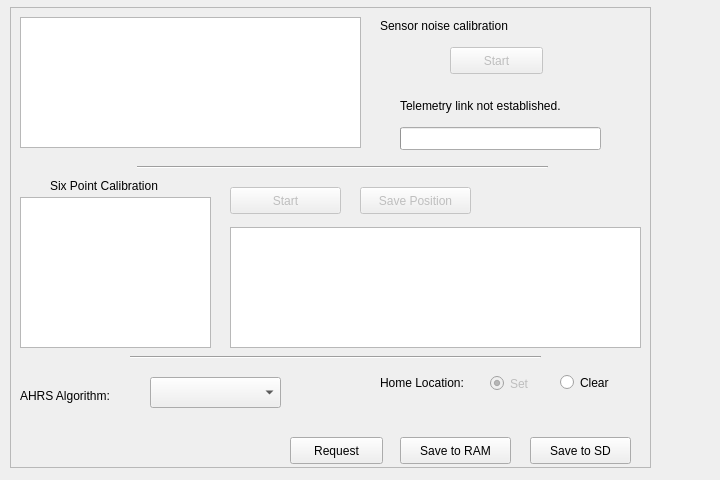
Qt form ground/src/plugins/config/ahrs.ui (openpilot/OpenPilot) before a commit.
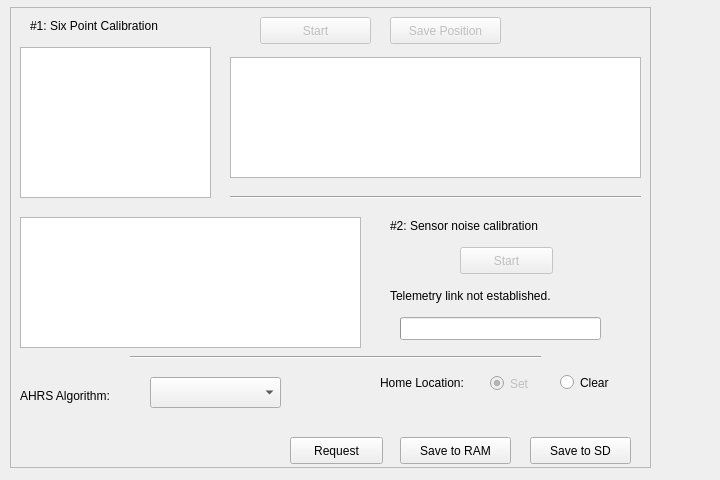
The same form after that commit.

Commit message: OP-138  Quad and Hexa implemented, custom table works (read only, not edit), and code improved to enable definition of matrices in simple tables instead of ugly lines of code. Testers needed. Cautious testers. Also reshuffled the AHRS UI to put 6-point above sensor noise. Next will be octo and coaxial frames.

What changed in the file:
```diff
--- a/ground/src/plugins/config/ahrs.ui
+++ b/ground/src/plugins/config/ahrs.ui
@@ -32,7 +32,7 @@
     <property name="geometry">
      <rect>
       <x>10</x>
-      <y>10</y>
+      <y>210</y>
       <width>341</width>
       <height>131</height>
      </rect>
@@ -52,8 +52,8 @@
    <widget class="QLabel" name="calibInstructions">
     <property name="geometry">
      <rect>
-      <x>390</x>
-      <y>90</y>
+      <x>380</x>
+      <y>280</y>
       <width>231</width>
       <height>17</height>
      </rect>
@@ -68,8 +68,8 @@
     </property>
     <property name="geometry">
      <rect>
-      <x>440</x>
-      <y>40</y>
+      <x>450</x>
+      <y>240</y>
       <width>93</width>
       <height>27</height>
      </rect>
@@ -86,8 +86,8 @@
    <widget class="Line" name="line">
     <property name="geometry">
      <rect>
-      <x>127</x>
-      <y>150</y>
+      <x>220</x>
+      <y>180</y>
       <width>411</width>
       <height>20</height>
      </rect>
@@ -128,7 +128,7 @@
     <property name="geometry">
      <rect>
       <x>10</x>
-      <y>190</y>
+      <y>40</y>
       <width>191</width>
       <height>151</height>
      </rect>
@@ -140,14 +140,14 @@
    <widget class="QLabel" name="label_3">
     <property name="geometry">
      <rect>
-      <x>40</x>
-      <y>170</y>
-      <width>151</width>
+      <x>20</x>
+      <y>10</y>
+      <width>181</width>
       <height>17</height>
      </rect>
     </property>
     <property name="text">
-     <string>Six Point Calibration</string>
+     <string>#1: Six Point Calibration</string>
     </property>
    </widget>
    <widget class="QPushButton" name="sixPointsStart">
@@ -156,8 +156,8 @@
     </property>
     <property name="geometry">
      <rect>
-      <x>220</x>
-      <y>180</y>
+      <x>250</x>
+      <y>10</y>
       <width>111</width>
       <height>27</height>
      </rect>
@@ -173,7 +173,7 @@
     <property name="geometry">
      <rect>
       <x>220</x>
-      <y>220</y>
+      <y>50</y>
       <width>411</width>
       <height>121</height>
      </rect>
@@ -243,14 +243,14 @@
    <widget class="QLabel" name="label">
     <property name="geometry">
      <rect>
-      <x>370</x>
-      <y>10</y>
+      <x>380</x>
+      <y>210</y>
       <width>251</width>
       <height>17</height>
      </rect>
     </property>
     <property name="text">
-     <string>Sensor noise calibration</string>
+     <string>#2: Sensor noise calibration</string>
     </property>
    </widget>
    <widget class="QProgressBar" name="calibProgress">
@@ -260,7 +260,7 @@
     <property name="geometry">
      <rect>
       <x>390</x>
-      <y>120</y>
+      <y>310</y>
       <width>201</width>
       <height>23</height>
      </rect>
@@ -281,8 +281,8 @@
     </property>
     <property name="geometry">
      <rect>
-      <x>350</x>
-      <y>180</y>
+      <x>380</x>
+      <y>10</y>
       <width>111</width>
       <height>27</height>
      </rect>
```
The commit also changes 3 other files.
